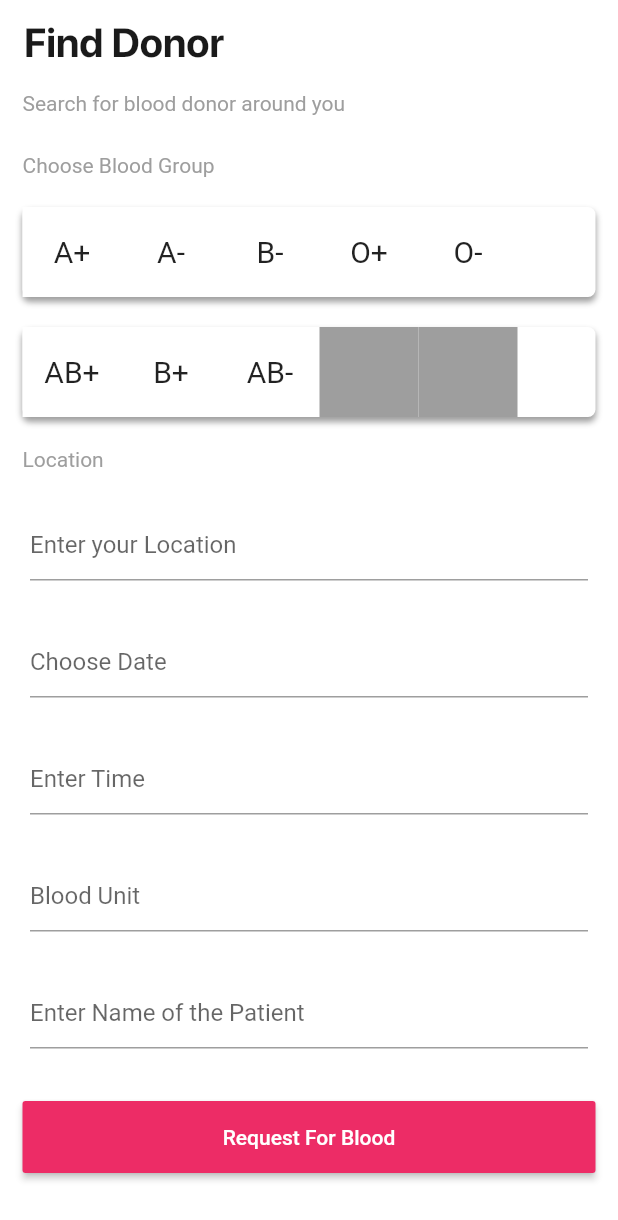
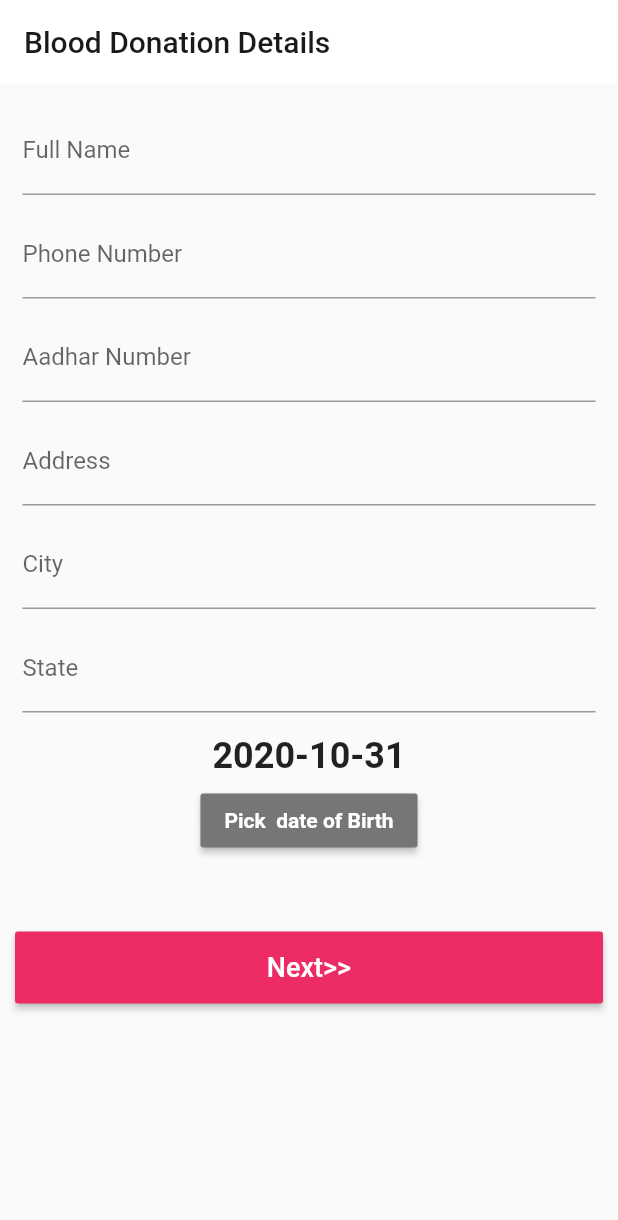
Before and after one commit to yash181999/Life-Drop, a Flutter app: the screen it shows after launch, on a phone screen of 412 x 824 dp. Shown: the top 1220 px of the screen. Run offline on Flutter 3.47's test engine with Material 2 defaults, Android fonts, the phone set to English and light mode, and no system bars; our stand-ins replace cloud_firestore, firebase_auth, google_sign_in, pin_code_fields, shared_preferences; missing offline and left inert: flutter_otp; accounts and stored records are empty.

Commit message:
User Details

```diff
--- /dev/null
+++ b/lib/Login/signup_form.dart
@@ -0,0 +1,236 @@
+import 'package:flutter/material.dart';
+import 'package:flutter/services.dart';
+import 'package:flutter_otp/flutter_otp.dart';
+import 'package:versionbeta3/Login/uploadDocument.dart';
+import 'package:versionbeta3/Login/verification_code_screen.dart';
+import 'package:versionbeta3/color/color.dart';
+import 'package:versionbeta3/database/auth.dart';
+import 'package:versionbeta3/database/firestore.dart';
+import 'package:versionbeta3/widgets/customButton.dart';
+import 'package:versionbeta3/widgets/red_button.dart';
+import 'package:versionbeta3/widgets/textField.dart';
+
+class SignUpForm extends StatefulWidget {
+  @override
+  _SignUpFormState createState() => _SignUpFormState();
+}
+
+class _SignUpFormState extends State<SignUpForm> {
+
+  FlutterOtp otp = FlutterOtp();
+
+  DatabaseService databaseService = DatabaseService();
+
+
+  DateTime selectedDate = DateTime.now();
+
+  String countryCode ="+91";
+
+  final dobController = TextEditingController();
+  final nameController = TextEditingController();
+  final phoneController = TextEditingController();
+  final aadharController = TextEditingController();
+  final addressController = TextEditingController();
+  final cityController =TextEditingController();
+  final stateController = TextEditingController();
+  bool clickedNextBtn = false;
+  final _formKey = GlobalKey<FormState>();
+  String userId = '';
+
+
+  initState(){
+    super.initState();
+    getUserIdFromSharedPref();
+  }
+
+  getUserIdFromSharedPref() async{
+
+     await AuthService.getUserIdSharedPref().then((value) {
+             setState(() {
+               userId = value;
+             });
+      });
+
+  }
+
+
+
+  _selectDate(BuildContext context) async {
+    final DateTime picked = await showDatePicker(
+      context: context,
+      initialDate: selectedDate, // Refer step 1
+      firstDate: DateTime(1960),
+      lastDate: DateTime(2025),
+      initialEntryMode: DatePickerEntryMode.input,
+
+    );
+    if (picked != null && picked != selectedDate)
+      setState(() {
+        selectedDate = picked;
+      });
+  }
+
+
+
+  saveDataToFireStore() async{
+     if(_formKey.currentState.validate()) {
+       setState(() {
+         clickedNextBtn = true;
+
+       });
+
+       await databaseService.saveUserDetailsFireStore(
+         userId: userId,
+         name: nameController.text,
+         aadharNumber:  aadharController.text,
+         address:  addressController.text,
+         city:  cityController.text,
+         state: stateController.text,
+         dateOfBirth: selectedDate,
+       );
+
+       setState(() {
+         clickedNextBtn = false;
+       });
+
+       Navigator.pushReplacement(context, MaterialPageRoute(
+         builder: (context) => UploadDocument()
+       ));
+
+     }
+  }
+
+
+
+  @override
+  Widget build(BuildContext context) {
+
+
+    return Scaffold(
+        appBar: AppBar(
+            elevation: 0,
+            backgroundColor: white,
+            title: Text(
+              "Blood Donation Details",
+              style: TextStyle(
+                color: black,
+              ),
+            ),
+        ),
+        body: Container(
+          padding: EdgeInsets.all(10),
+          child: SingleChildScrollView(
+
+            child: Form(
+              key: _formKey,
+              child: Column(
+                children: [
+                  CustomTextField(
+                    controller: nameController,
+                    label: "Full Name",
+                    validator: (value){
+                      if(value.isEmpty) {
+                        return "Value should not be empty";
+                      }
+                      return null;
+                    },
+                  ),
+
+                  CustomTextField(
+                    label: "Phone Number",
+                    type: TextInputType.phone,
+                    controller: phoneController,
+                    validator: (value) {
+                      if(value.length > 10 && value.length<10) {
+                        return "Invalid Phone Number";
+                      }
+                      if(value.isEmpty) return "Field should not be empty";
+                      return null;
+                    },
+                  ),
+
+                  CustomTextField(
+                    controller: aadharController,
+                    label: "Aadhar Number",
+                    type: TextInputType.number,
+                    validator: (value){
+                      if(value.isEmpty) return "Field should not be empty";
+                      return null;
+                    },
+                  ),
+
+                  CustomTextField(
+                    controller: addressController,
+                    label: "Address",
+                    type: TextInputType.streetAddress,
+                    validator: (value){
+                      if(value.isEmpty) return "Field should not be empty";
+                      return null;
+                    },
+                  ),
+
+                  CustomTextField(
+                    label: "City",
+                    validator: (value){
+                      if(value.isEmpty) return "Field should not be empty";
+                      return null;
+                    },
+                  ),
+
+                  CustomTextField(
+                    controller: stateController,
+                    label: "State",
+                    validator: (value){
+                      if(value.isEmpty) return "Field should not be empty";
+                      return null;
+                    },
+                  ),
+
+                  SizedBox(
+                    height: 10.0,
+                  ),
+
+                  Text(
+                    "${selectedDate.toLocal()}".split(' ')[0],
+                    style: TextStyle(fontSize: 24, fontWeight: FontWeight.bold),
+                  ),
+                  SizedBox(
+                    height: 5.0,
+                  ),
+
+
+                  RaisedButton(
+                    onPressed: () => _selectDate(context), // Refer step 3
+                    child: Text(
+                      'Pick  date of Birth',
+                      style:
+                      TextStyle(color: white, fontWeight: FontWeight.bold),
+                    ),
+                    color:grey,
+                  ),
+
+
+
+                  SizedBox(height: 50,),
+
+                 clickedNextBtn == false ?  Container(
+                    alignment: Alignment.centerRight,
+                    child: CustomButton(
+                      onPressed: () {
+                        saveDataToFireStore();
+                      },
+                       label: "Next>>",
+                       color: red,
+                       labelColor: white,
+                    ),
+                  ) : CircularProgressIndicator()
+
+
+                ],
+              ),
+            ),
+          ),
+        ),
+    );
+  }
+}
--- a/lib/Screens/main_screen.dart
+++ b/lib/Screens/main_screen.dart
@@ -1,5 +1,6 @@
 import 'package:flutter/cupertino.dart';
 import 'package:flutter/material.dart';
+
 
 class MainScreen extends StatefulWidget {
   @override
--- a/lib/database/firestore.dart
+++ b/lib/database/firestore.dart
@@ -40,4 +40,28 @@ class DatabaseService {
       return userData;
     });
   }
+
+
+  Future<dynamic> saveUserDetailsFireStore({String userId, String name, String phoneNumber, String aadharNumber, String address, String city, String state, DateTime dateOfBirth}) async{
+
+    try{
+
+      await db.collection("Users").document(userId).updateData({
+          'Name' : name,
+          'phoneNumber' : phoneNumber,
+          'aadharNumber' : aadharNumber,
+          'address' : address,
+          'city' : city,
+          'state' : state,
+      }).whenComplete(() {
+        print("Data Added");
+      }).catchError((error){
+         print(error);
+      });
+
+    }catch(e){
+      return e;
+    }
+
+  }
 }
--- a/lib/main.dart
+++ b/lib/main.dart
@@ -1,7 +1,7 @@
 import 'package:flutter/material.dart';
+import 'package:versionbeta3/Login/signup_form.dart';
 import 'package:versionbeta3/Screens/main_screen.dart';
-import 'package:versionbeta3/Screens/request_screen.dart';
-import 'package:versionbeta3/Screens/search_screen.dart';
+import 'package:versionbeta3/color/color.dart';
 void main() {
   runApp(MyApp());
 }
@@ -15,9 +15,9 @@ class MyApp extends StatelessWidget {
       debugShowCheckedModeBanner: false,
       theme: ThemeData(
 
-        primarySwatch: Colors.blue,
+        primaryColor: red,
       ),
-      home: Search_screen(),
+      home: SignUpForm(),
     );
   }
 }
--- a/lib/widgets/customButton.dart
+++ b/lib/widgets/customButton.dart
@@ -19,6 +19,7 @@ class CustomButton extends StatelessWidget {
         label,
         style: TextStyle(
           color: labelColor,
+          fontSize: 18,
         ),
       ),
 
--- a/lib/widgets/textField.dart
+++ b/lib/widgets/textField.dart
@@ -10,6 +10,7 @@ class CustomTextField extends StatelessWidget {
     return Container(
       padding: EdgeInsets.all(5),
       child: TextFormField(
+
         validator: validator,
         controller: controller,
         obscureText: showHideText,
--- a/pubspec.yaml
+++ b/pubspec.yaml
@@ -40,6 +40,10 @@ dependencies:
   geocoder: ^0.2.1
   flutter_tts: ^1.2.6
   shared_preferences: ^0.5.8
+  pin_code_fields: ^5.2.0
+  flutter_otp: ^0.3.2
+
+
 
 dev_dependencies:
   flutter_test:
```
Also changed, not shown: lib/Login/login.dart (+3 -7 lines), lib/Login/uploadDocument.dart (added, +32 -0 lines), lib/Login/verification_code_screen.dart (added, +184 -0 lines), lib/widgets/red_button.dart (added, +39 -0 lines), pubspec.lock, 3 other files.
